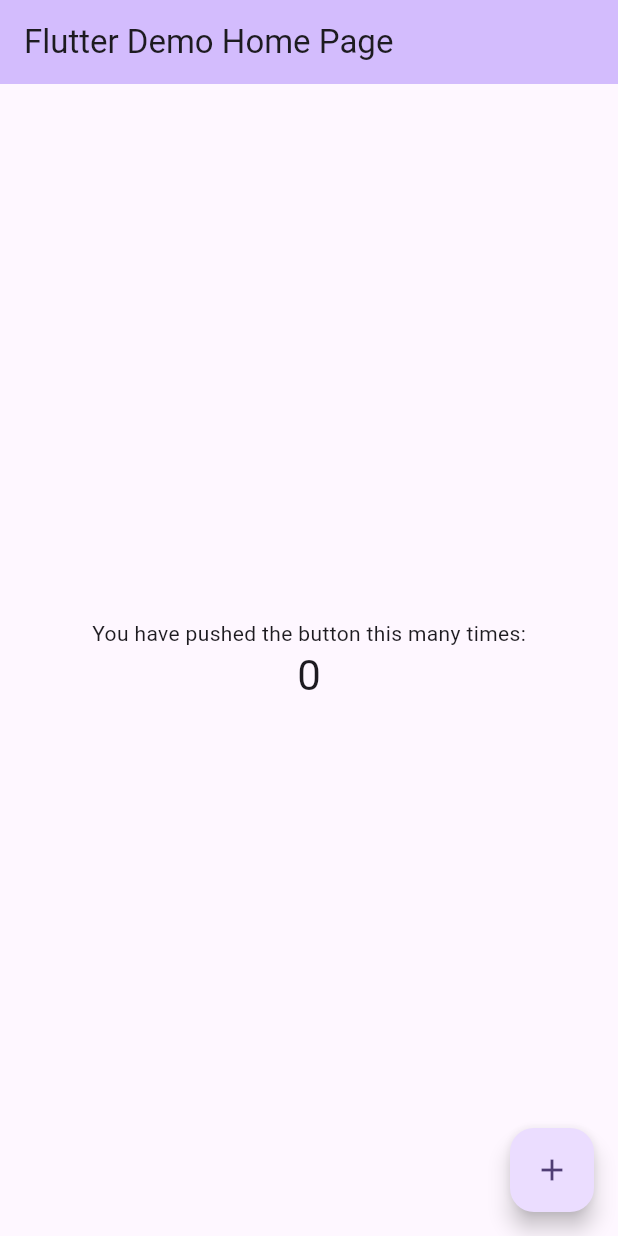
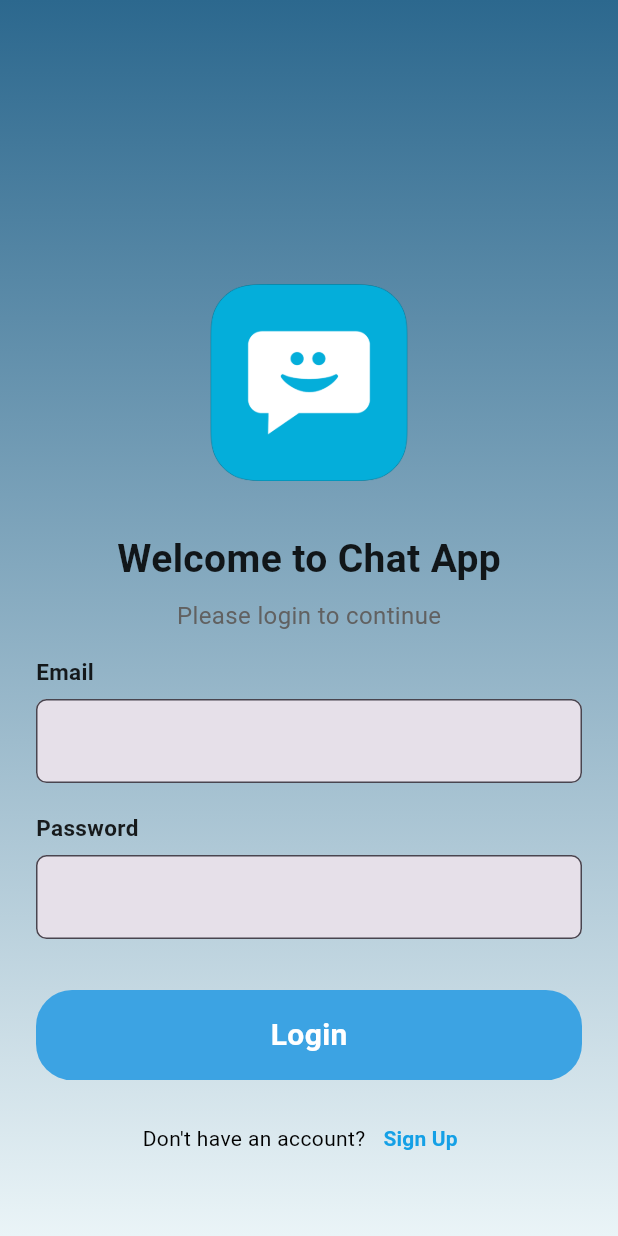
Before and after one commit to IbrahimElshishtawy/ChatAPP, a Flutter app: the screen it shows after launch, on a phone screen of 412 x 824 dp. Run offline on Flutter 3.47's test engine with Material 3 defaults, Android fonts, the phone set to English and light mode, and no system bars.

Commit message:
create two screan login and resgister
create file custem_btn using themes bottten
create file custem_text using staile text font
connation page using root in main

```diff
--- a/chat/lib/main.dart
+++ b/chat/lib/main.dart
@@ -1,122 +1,28 @@
+import 'package:chat/screen/login_page.dart';
+import 'package:chat/screen/rgister_page.dart';
 import 'package:flutter/material.dart';
 
 void main() {
-  runApp(const MyApp());
+  runApp(const ChatApp());
 }
 
-class MyApp extends StatelessWidget {
-  const MyApp({super.key});
+class ChatApp extends StatelessWidget {
+  const ChatApp({super.key});
 
-  // This widget is the root of your application.
   @override
   Widget build(BuildContext context) {
     return MaterialApp(
-      title: 'Flutter Demo',
+      title: 'Chat App',
+      debugShowCheckedModeBanner: false,
       theme: ThemeData(
-        // This is the theme of your application.
-        //
-        // TRY THIS: Try running your application with "flutter run". You'll see
-        // the application has a purple toolbar. Then, without quitting the app,
-        // try changing the seedColor in the colorScheme below to Colors.green
-        // and then invoke "hot reload" (save your changes or press the "hot
-        // reload" button in a Flutter-supported IDE, or press "r" if you used
-        // the command line to start the app).
-        //
-        // Notice that the counter didn't reset back to zero; the application
-        // state is not lost during the reload. To reset the state, use hot
-        // restart instead.
-        //
-        // This works for code too, not just values: Most code changes can be
-        // tested with just a hot reload.
-        colorScheme: ColorScheme.fromSeed(seedColor: Colors.deepPurple),
+        primarySwatch: Colors.blue,
+        visualDensity: VisualDensity.adaptivePlatformDensity,
       ),
-      home: const MyHomePage(title: 'Flutter Demo Home Page'),
+      routes: {
+        '/login': (context) => const LoginPage(),
+        '/register': (context) => const RegisterPage(),
+      },
+      home: const LoginPage(),
     );
   }
 }
-
-class MyHomePage extends StatefulWidget {
-  const MyHomePage({super.key, required this.title});
-
-  // This widget is the home page of your application. It is stateful, meaning
-  // that it has a State object (defined below) that contains fields that affect
-  // how it looks.
-
-  // This class is the configuration for the state. It holds the values (in this
-  // case the title) provided by the parent (in this case the App widget) and
-  // used by the build method of the State. Fields in a Widget subclass are
-  // always marked "final".
-
-  final String title;
-
-  @override
-  State<MyHomePage> createState() => _MyHomePageState();
-}
-
-class _MyHomePageState extends State<MyHomePage> {
-  int _counter = 0;
-
-  void _incrementCounter() {
-    setState(() {
-      // This call to setState tells the Flutter framework that something has
-      // changed in this State, which causes it to rerun the build method below
-      // so that the display can reflect the updated values. If we changed
-      // _counter without calling setState(), then the build method would not be
-      // called again, and so nothing would appear to happen.
-      _counter++;
-    });
-  }
-
-  @override
-  Widget build(BuildContext context) {
-    // This method is rerun every time setState is called, for instance as done
-    // by the _incrementCounter method above.
-    //
-    // The Flutter framework has been optimized to make rerunning build methods
-    // fast, so that you can just rebuild anything that needs updating rather
-    // than having to individually change instances of widgets.
-    return Scaffold(
-      appBar: AppBar(
-        // TRY THIS: Try changing the color here to a specific color (to
-        // Colors.amber, perhaps?) and trigger a hot reload to see the AppBar
-        // change color while the other colors stay the same.
-        backgroundColor: Theme.of(context).colorScheme.inversePrimary,
-        // Here we take the value from the MyHomePage object that was created by
-        // the App.build method, and use it to set our appbar title.
-        title: Text(widget.title),
-      ),
-      body: Center(
-        // Center is a layout widget. It takes a single child and positions it
-        // in the middle of the parent.
-        child: Column(
-          // Column is also a layout widget. It takes a list of children and
-          // arranges them vertically. By default, it sizes itself to fit its
-          // children horizontally, and tries to be as tall as its parent.
-          //
-          // Column has various properties to control how it sizes itself and
-          // how it positions its children. Here we use mainAxisAlignment to
-          // center the children vertically; the main axis here is the vertical
-          // axis because Columns are vertical (the cross axis would be
-          // horizontal).
-          //
-          // TRY THIS: Invoke "debug painting" (choose the "Toggle Debug Paint"
-          // action in the IDE, or press "p" in the console), to see the
-          // wireframe for each widget.
-          mainAxisAlignment: MainAxisAlignment.center,
-          children: <Widget>[
-            const Text('You have pushed the button this many times:'),
-            Text(
-              '$_counter',
-              style: Theme.of(context).textTheme.headlineMedium,
-            ),
-          ],
-        ),
-      ),
-      floatingActionButton: FloatingActionButton(
-        onPressed: _incrementCounter,
-        tooltip: 'Increment',
-        child: const Icon(Icons.add),
-      ), // This trailing comma makes auto-formatting nicer for build methods.
-    );
-  }
-}
--- /dev/null
+++ b/chat/lib/screen/login_page.dart
@@ -0,0 +1,123 @@
+import 'package:chat/widget/custom_btn.dart';
+import 'package:chat/widget/custom_text.dart';
+import 'package:flutter/material.dart';
+
+class LoginPage extends StatelessWidget {
+  const LoginPage({super.key});
+
+  @override
+  Widget build(BuildContext context) {
+    final Size size = MediaQuery.of(context).size;
+
+    return Scaffold(
+      backgroundColor: Colors.white,
+      body: Container(
+        width: double.infinity,
+        height: double.infinity,
+        decoration: const BoxDecoration(
+          gradient: LinearGradient(
+            colors: [Color(0xFF2C688E), Color(0xFFEAF4F7)],
+            begin: Alignment.topCenter,
+            end: Alignment.bottomCenter,
+          ),
+        ),
+        child: SingleChildScrollView(
+          padding: const EdgeInsets.symmetric(horizontal: 24.0, vertical: 40),
+          child: Column(
+            mainAxisAlignment: MainAxisAlignment.end,
+            crossAxisAlignment: CrossAxisAlignment.center,
+            children: [
+              SizedBox(height: size.height * 0.17),
+              Image.asset('assets/image/MetroUI_Messaging.webp', height: 150),
+              const SizedBox(height: 24),
+              const Text(
+                'Welcome to Chat App',
+                style: TextStyle(
+                  fontSize: 26,
+                  fontWeight: FontWeight.bold,
+                  color: Colors.black87,
+                ),
+              ),
+              const SizedBox(height: 8),
+              Text(
+                'Please login to continue',
+                style: TextStyle(fontSize: 16, color: Colors.grey[700]),
+              ),
+              const SizedBox(height: 15),
+
+              // Email Field
+              const Align(
+                alignment: Alignment.centerLeft,
+                child: Text(
+                  'Email',
+                  style: TextStyle(
+                    fontSize: 15,
+                    fontWeight: FontWeight.w600,
+                    color: Colors.black87,
+                  ),
+                ),
+              ),
+              const SizedBox(height: 8),
+              CustomTextField(
+                hintext: 'Enter your email',
+                labeltext: '',
+                obscureText: false,
+              ),
+              const SizedBox(height: 15),
+
+              // Password Field
+              const Align(
+                alignment: Alignment.centerLeft,
+                child: Text(
+                  'Password',
+                  style: TextStyle(
+                    fontSize: 15,
+                    fontWeight: FontWeight.w600,
+                    color: Colors.black87,
+                  ),
+                ),
+              ),
+              const SizedBox(height: 8),
+              CustomTextField(
+                hintext: 'Enter your password',
+                labeltext: '',
+                obscureText: true,
+              ),
+
+              const SizedBox(height: 30),
+              CustomBtn(
+                textbtn: 'Login',
+                onPressed: () {
+                  //
+                },
+              ),
+              const SizedBox(height: 15),
+              Row(
+                mainAxisAlignment: MainAxisAlignment.center,
+                children: [
+                  const Text(
+                    'Don\'t have an account?',
+                    style: TextStyle(color: Colors.black, fontSize: 14),
+                  ),
+                  TextButton(
+                    onPressed: () {
+                      Navigator.pushNamed(context, '/register');
+                    },
+                    child: const Text(
+                      'Sign Up',
+                      style: TextStyle(
+                        color: Color(0xFF14A0E6),
+                        fontSize: 14,
+                        fontWeight: FontWeight.bold,
+                      ),
+                    ),
+                  ),
+                ],
+              ),
+            ],
+          ),
+        ),
+      ),
+    );
+  }
+}
--- /dev/null
+++ b/chat/lib/widget/custom_btn.dart
@@ -0,0 +1,35 @@
+import 'package:flutter/material.dart';
+
+// ignore: must_be_immutable
+class CustomBtn extends StatelessWidget {
+  final String textbtn;
+  final VoidCallback onPressed;
+
+  const CustomBtn({super.key, required this.textbtn, required this.onPressed});
+
+  @override
+  Widget build(BuildContext context) {
+    return GestureDetector(
+      behavior: HitTestBehavior.translucent,
+      onTap: onPressed,
+      child: Container(
+        width: 380,
+        height: 60,
+        decoration: BoxDecoration(
+          color: const Color.fromARGB(255, 60, 163, 227),
+          borderRadius: BorderRadius.circular(24),
+        ),
+        child: Center(
+          child: Text(
+            textbtn,
+            style: const TextStyle(
+              fontSize: 20,
+              fontWeight: FontWeight.bold,
+              color: Colors.white,
+            ),
+          ),
+        ),
+      ),
+    );
+  }
+}
--- /dev/null
+++ b/chat/lib/widget/custom_text.dart
@@ -0,0 +1,45 @@
+import 'package:flutter/material.dart';
+
+// ignore: must_be_immutable
+class CustomTextField extends StatelessWidget {
+  CustomTextField({
+    super.key,
+    this.hintext,
+    this.labeltext,
+    this.obscureText,
+    this.onChanged,
+  });
+  Function(String)? onChanged;
+  String? hintext;
+  String? labeltext;
+  bool? obscureText;
+  @override
+  Widget build(BuildContext context) {
+    return SizedBox(
+      width: 380,
+      height: 60,
+      child: TextField(
+        onChanged: onChanged,
+        obscureText: obscureText ?? false,
+        style: const TextStyle(
+          fontSize: 16,
+          fontWeight: FontWeight.bold,
+          color: Color.fromARGB(255, 0, 0, 0),
+        ),
+        decoration: InputDecoration(
+          labelText: '$labeltext',
+          filled: true,
+          labelStyle: TextStyle(color: const Color.fromARGB(255, 8, 13, 16)),
+          hintText: '$hintext',
+          hintStyle: TextStyle(color: const Color.fromARGB(255, 0, 0, 0)),
+          border: OutlineInputBorder(
+            borderRadius: BorderRadius.circular(7),
+            borderSide: BorderSide(
+              color: const Color.fromARGB(255, 60, 144, 200),
+            ),
+          ),
+        ),
+      ),
+    );
+  }
+}
--- a/chat/pubspec.yaml
+++ b/chat/pubspec.yaml
@@ -58,9 +58,8 @@ flutter:
   uses-material-design: true
 
   # To add assets to your application, add an assets section, like this:
-  # assets:
-  #   - images/a_dot_burr.jpeg
-  #   - images/a_dot_ham.jpeg
+  assets:
+    - assets/image/MetroUI_Messaging.webp
 
   # An image asset can refer to one or more resolution-specific "variants", see
   # https://flutter.dev/to/resolution-aware-images
```
Also changed, not shown: chat/lib/screen/rgister_page.dart (added, +215 -0 lines), chat/assets/image/MetroUI_Messaging.webp (added), 1 other file.
